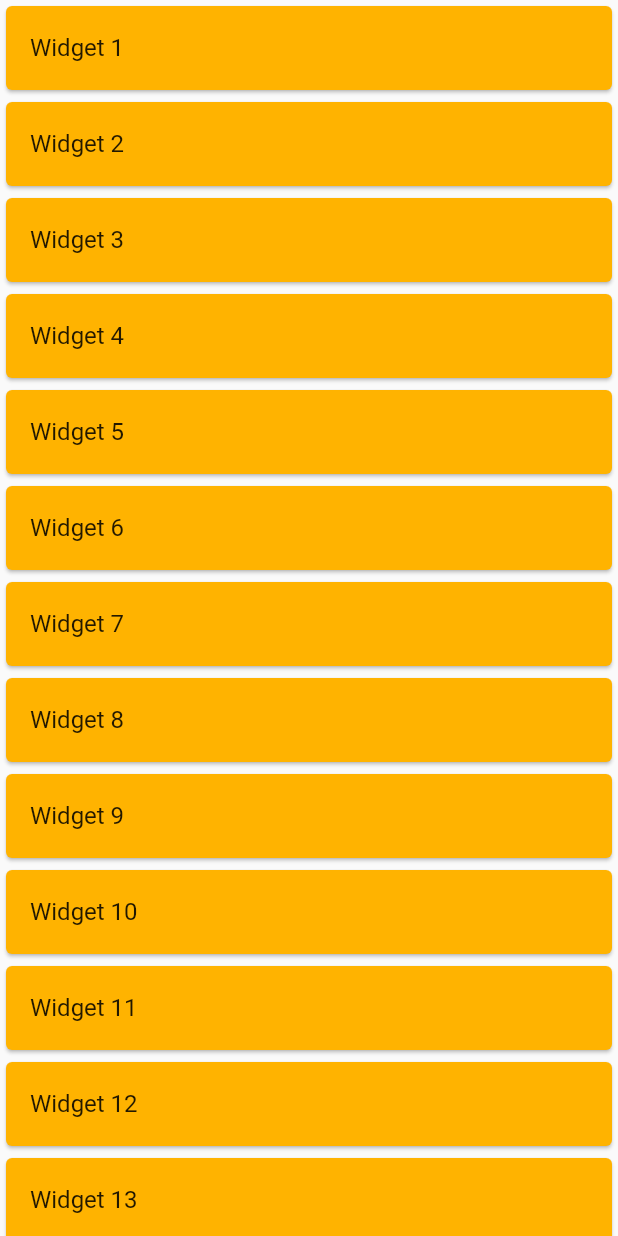
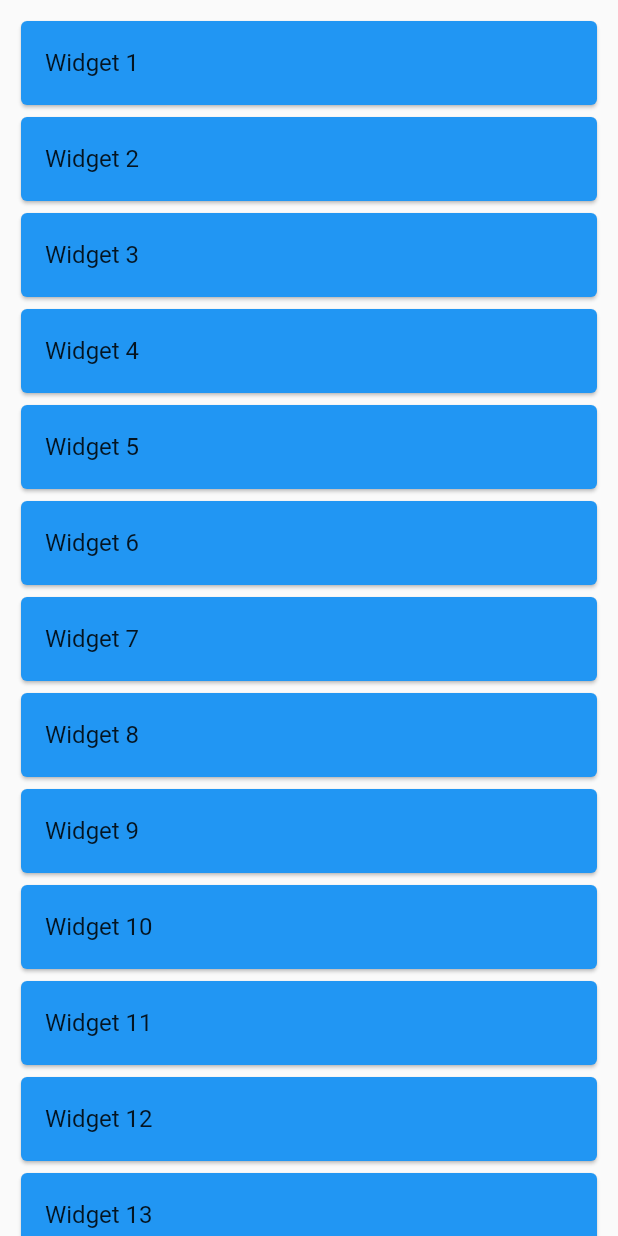
Before and after one commit to martinchoC/Flutter-tutorials, a Flutter app: the screen it shows after launch, on a phone screen of 412 x 824 dp. Run offline on Flutter 3.47's test engine with Material 2 defaults, Android fonts, the phone set to English and light mode, and no system bars.

Commit message:
dynamic list widget

```diff
--- a/flutter_components/components_05_listview/lib/main.dart
+++ b/flutter_components/components_05_listview/lib/main.dart
@@ -27,114 +27,38 @@ class MyHomePage extends StatefulWidget {
 }
 
 class _MyHomePageState extends State<MyHomePage> {
+  List<String> list_titles = <String>[
+    "Widget 1",
+    "Widget 2",
+    "Widget 3",
+    "Widget 4",
+    "Widget 5",
+    "Widget 6",
+    "Widget 7",
+    "Widget 8",
+    "Widget 9",
+    "Widget 10",
+    "Widget 11",
+    "Widget 12",
+    "Widget 13"
+  ];
   @override
   Widget build(BuildContext context) {
     return Scaffold(
-        body: ListView(
-      children: <Widget>[
-        Card(
-          color: Colors.amber[600],
-          child: ListTile(
-            title: Text("Widget 1"),
-          ),
+      body: SafeArea(
+        child: ListView.builder(
+          padding: const EdgeInsets.all(10),
+          itemCount: list_titles.length,
+          itemBuilder: (BuildContext context, int index) {
+            return Card(
+              color: Colors.blue,
+              child: ListTile(
+                title: Text(list_titles[index]),
+              ),
+            );
+          },
         ),
-        Card(
-          color: Colors.amber[600],
-          child: ListTile(
-            title: Text("Widget 2"),
-          ),
-        ),
-        Card(
-          color: Colors.amber[600],
-          child: ListTile(
-            title: Text("Widget 3"),
-          ),
-        ),
-        Card(
-          color: Colors.amber[600],
-          child: ListTile(
-            title: Text("Widget 4"),
-          ),
-        ),
-        Card(
-          color: Colors.amber[600],
-          child: ListTile(
-            title: Text("Widget 5"),
-          ),
-        ),
-        Card(
-          color: Colors.amber[600],
-          child: ListTile(
-            title: Text("Widget 6"),
-          ),
-        ),
-        Card(
-          color: Colors.amber[600],
-          child: ListTile(
-            title: Text("Widget 7"),
-          ),
-        ),
-        Card(
-          color: Colors.amber[600],
-          child: ListTile(
-            title: Text("Widget 8"),
-          ),
-        ),
-        Card(
-          color: Colors.amber[600],
-          child: ListTile(
-            title: Text("Widget 9"),
-          ),
-        ),
-        Card(
-          color: Colors.amber[600],
-          child: ListTile(
-            title: Text("Widget 10"),
-          ),
-        ),
-        Card(
-          color: Colors.amber[600],
-          child: ListTile(
-            title: Text("Widget 11"),
-          ),
-        ),
-        Card(
-          color: Colors.amber[600],
-          child: ListTile(
-            title: Text("Widget 12"),
-          ),
-        ),
-        Card(
-          color: Colors.amber[600],
-          child: ListTile(
-            title: Text("Widget 13"),
-          ),
-        ),
-        Card(
-          color: Colors.amber[600],
-          child: ListTile(
-            title: Text("Widget 14"),
-          ),
-        ),
-        Card(
-          color: Colors.amber[600],
-          child: ListTile(
-            title: Text("Widget 15"),
-          ),
-        ),
-        Card(
-          color: Colors.amber[600],
-          child: ListTile(
-            title: Text("Widget 16"),
-          ),
-        ),
-        Card(
-          color: Colors.amber[600],
-          child: ListTile(
-            title: Text("Widget 17"),
-          ),
-        ),
-      ],
-    ));
+      ),
+    );
   }
 }
```
